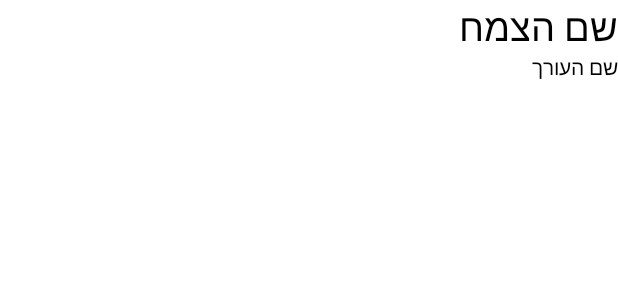
After one commit to nitai234/WikyBotany, an Android app: the layout custom_layout.xml on its own in the app's theme, with its tools: preview values and no code run, on a phone screen of 412 x 824 dp. The commit adds this screen. Shown: the top 300 px of the screen. Run offline under Robolectric (Android 15) with nearby library versions, the phone set to English and light mode, and no system bars.

Commit message:
מסך ב' List View תיקון הבעיה של הmenu

```diff
--- /dev/null
+++ b/app/src/main/res/layout/custom_layout.xml
@@ -0,0 +1,35 @@
+<?xml version="1.0" encoding="utf-8"?>
+<LinearLayout xmlns:android="http://schemas.android.com/apk/res/android"
+    android:orientation="horizontal"
+    android:layout_width="match_parent"
+    android:layout_height="match_parent">
+
+
+    <ImageView
+        android:id="@+id/IMplantPic"
+        android:layout_width="80dp"
+        android:layout_height="60dp"
+        />
+    <LinearLayout
+        android:layout_width="match_parent"
+        android:layout_height="60dp"
+        android:orientation="vertical">
+        <TextView
+            android:id="@+id/TVplantName"
+            android:layout_gravity="top"
+            android:layout_width="match_parent"
+            android:layout_height="wrap_content"
+            android:text="שם הצמח"
+            android:textSize="25dp"
+            android:textColor="#000000"/>
+
+        <TextView
+            android:id="@+id/TVeditorName"
+            android:layout_gravity="bottom"
+            android:layout_width="match_parent"
+            android:layout_height="wrap_content"
+            android:text="שם העורך"
+            android:textColor="#000000"
+            />
+    </LinearLayout>
+</LinearLayout>
--- a/app/src/main/res/values/themes.xml
+++ b/app/src/main/res/values/themes.xml
@@ -1,6 +1,6 @@
 <resources xmlns:tools="http://schemas.android.com/tools">
     <!-- Base application theme. -->
-    <style name="Base.Theme.WikyBotany" parent="Theme.Material3.DayNight.NoActionBar">
+    <style name="Base.Theme.WikyBotany" parent="Theme.MaterialComponents.Light.DarkActionBar">
         <!-- Customize your light theme here. -->
         <!-- <item name="colorPrimary">@color/my_light_primary</item> -->
     </style>
```
Also changed, not shown: app/src/main/AndroidManifest.xml (+5 -2 lines), app/src/main/java/com/example/wikybotany/LineDisplay.java (added, +45 -0 lines), app/src/main/java/com/example/wikybotany/LineDisplayAdapter.java (added, +49 -0 lines), app/src/main/java/com/example/wikybotany/MainActivity.java (+8 -3 lines), app/src/main/java/com/example/wikybotany/PlantList_screen2.java (added, +44 -0 lines), app/src/main/res/layout/activity_plant_list_screen2.xml (added, +26 -0 lines), app/src/main/res/mipmap-hdpi/iconFlowers.png (added).
